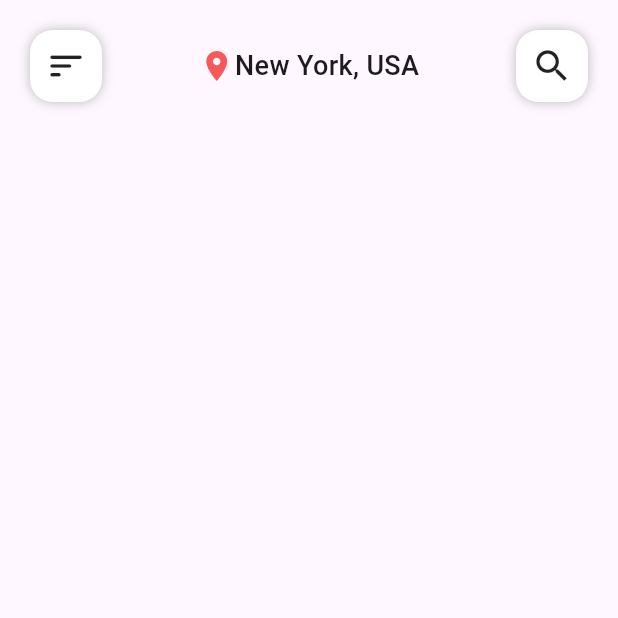
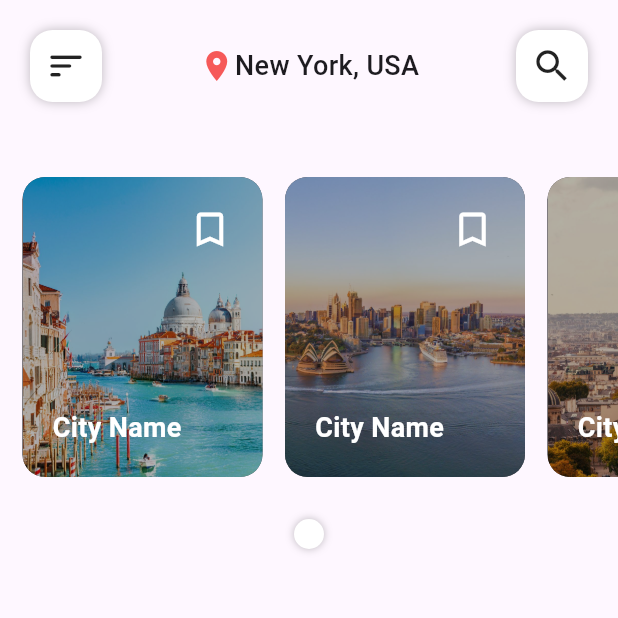
Before and after one commit to RusdyZain/TravelAppsFlutter, a Flutter app: the screen it shows after launch, after a tap on the "arrow forward ios" icon, on a phone screen of 412 x 824 dp, the top half of it. Run offline on Flutter 3.47's test engine with Material 3 defaults, Android fonts, the phone set to English and light mode, and no system bars.

Commit message:
Progress SlideShow

```diff
--- a/travelappsflutter/analysis_options.yaml
+++ b/travelappsflutter/analysis_options.yaml
@@ -23,6 +23,5 @@ linter:
   rules:
     # avoid_print: false  # Uncomment to disable the `avoid_print` rule
     # prefer_single_quotes: true  # Uncomment to enable the `prefer_single_quotes` rule
-
 # Additional information about this file can be found at
 # https://dart.dev/guides/language/analysis-options
--- a/travelappsflutter/lib/pages/home_screen.dart
+++ b/travelappsflutter/lib/pages/home_screen.dart
@@ -11,11 +11,103 @@ class HomePage extends StatefulWidget {
 class _HomePageState extends State<HomePage> {
   @override
   Widget build(BuildContext context) {
-    return const Scaffold(
-      appBar: PreferredSize(
+    return Scaffold(
+      appBar: const PreferredSize(
         preferredSize: Size.fromHeight(90.0),
         child: HomeAppBar(),
       ),
+      body: SafeArea(
+          child: Padding(
+        padding: const EdgeInsets.symmetric(vertical: 30),
+        child: SingleChildScrollView(
+          child: Column(
+            children: [
+              Row(
+                children: [
+                  Expanded(
+                    child: SizedBox(
+                      height: 200,
+                      child: ListView.builder(
+                          itemCount: 6,
+                          scrollDirection: Axis.horizontal,
+                          shrinkWrap: true,
+                          itemBuilder: (BuildContext context, int index) {
+                            return InkWell(
+                              onTap: () {},
+                              child: Container(
+                                width: 160,
+                                padding: const EdgeInsets.all(20),
+                                margin: const EdgeInsets.only(left: 15),
+                                decoration: BoxDecoration(
+                                  color: Colors.black,
+                                  borderRadius: BorderRadius.circular(15),
+                                  image: DecorationImage(
+                                    image: AssetImage(
+                                        "images/city${index + 1}.jpg"),
+                                    fit: BoxFit.cover,
+                                    opacity: 0.7,
+                                  ),
+                                ),
+                                child: Column(
+                                  children: [
+                                    Container(
+                                      alignment: Alignment.topRight,
+                                      child: const Icon(
+                                        Icons.bookmark_border_outlined,
+                                        color: Colors.white,
+                                        size: 30,
+                                      ),
+                                    ),
+                                    const Spacer(),
+                                    Container(
+                                      alignment: Alignment.bottomLeft,
+                                      child: const Text(
+                                        "City Name",
+                                        style: TextStyle(
+                                          color: Colors.white,
+                                          fontSize: 18,
+                                          fontWeight: FontWeight.w600,
+                                        ),
+                                      ),
+                                    )
+                                  ],
+                                ),
+                              ),
+                            );
+                          }),
+                    ),
+                  ),
+                ],
+              ),
+              const SizedBox(height: 20),
+              SingleChildScrollView(
+                scrollDirection: Axis.horizontal,
+                child: Padding(
+                  padding: const EdgeInsets.all(8),
+                  child: Row(
+                    children: [
+                      Container(
+                        margin: const EdgeInsets.symmetric(horizontal: 10),
+                        padding: const EdgeInsets.all(10),
+                        decoration: BoxDecoration(
+                          color: Colors.white,
+                          borderRadius: BorderRadius.circular(10),
+                          boxShadow: const [
+                            BoxShadow(
+                              color: Colors.black26,
+                              blurRadius: 4,
+                            )
+                          ],
+                        ),
+                      )
+                    ],
+                  ),
+                ),
+              )
+            ],
+          ),
+        ),
+      )),
     );
   }
 }
--- a/travelappsflutter/lib/pages/welcome_screen.dart
+++ b/travelappsflutter/lib/pages/welcome_screen.dart
@@ -16,7 +16,7 @@ class Home_ScreenState extends State<HomeScreen> {
     return Container(
       decoration: const BoxDecoration(
           image: DecorationImage(
-              image: AssetImage("images/screen.jpeg"),
+              image: AssetImage("images/bg.jpg"),
               fit: BoxFit.cover,
               opacity: 0.7)),
       child: Material(
```
Also changed, not shown: travelappsflutter/images/bg.jpg (added), travelappsflutter/images/city1.jpg (added), travelappsflutter/images/city2.jpg (added), travelappsflutter/images/city3.jpg (added), travelappsflutter/images/city4.jpg (added), travelappsflutter/images/city5.jpg (added), travelappsflutter/images/city6.jpg (added).
